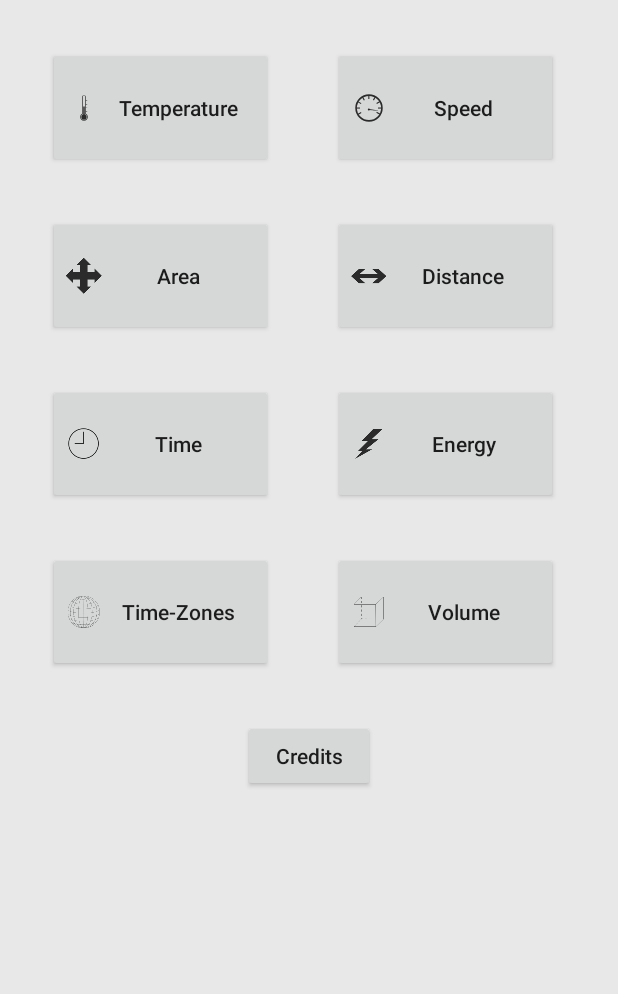
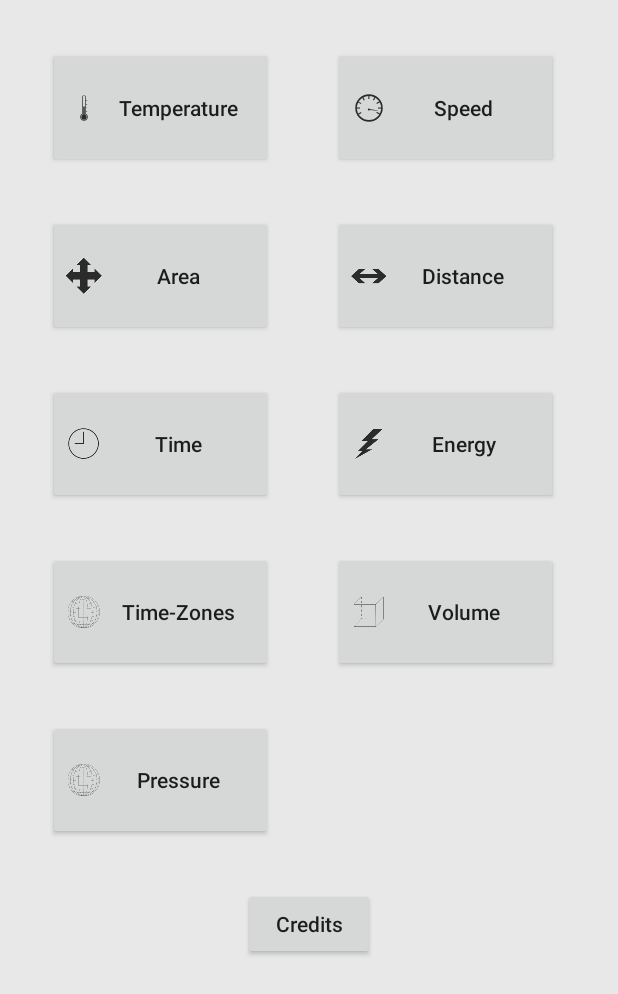
Before and after one commit to The-Converter/The-Converter, an Android app: the screen it shows after launch (MainActivity), on a phone screen of 412 x 824 dp. Shown: the top 994 px of the screen. Run offline under Robolectric (Android 15) with nearby library versions, the phone set to English and light mode, and no system bars.

Commit message:
Added Pressure-Converting

```diff
--- a/app/src/main/java/com/example/theconverter/FirstFragment.kt
+++ b/app/src/main/java/com/example/theconverter/FirstFragment.kt
@@ -33,6 +33,7 @@ class FirstFragment : Fragment() {
         fragmentUtility.setReturnButton(FirstFragmentDirections.actionFirstFragmentToEnergyFragment(), R.id.button_energy)
         fragmentUtility.setReturnButton(FirstFragmentDirections.actionFirstFragmentToTimeZoneFragment(), R.id.button_time_zones)
         fragmentUtility.setReturnButton(FirstFragmentDirections.actionFirstFragmentToVolumeFragment(), R.id.button_volume)
+        fragmentUtility.setReturnButton(FirstFragmentDirections.actionFirstFragmentToPressureFragment(), R.id.button_pressure)
         fragmentUtility.setReturnButton(FirstFragmentDirections.actionFirstFragmentToCreditFragment(), R.id.button_credits)
     }
 }
--- a/app/src/main/res/layout/fragment_first.xml
+++ b/app/src/main/res/layout/fragment_first.xml
@@ -7,6 +7,8 @@
     android:layout_height="match_parent"
     android:background="@color/titleScreenBackground"
     tools:context=".FirstFragment">
+
+
 
         <Button
             android:id="@+id/button_temperature"
@@ -130,7 +132,21 @@
             android:textAllCaps="false"
             app:layout_constraintEnd_toEndOf="parent"
             app:layout_constraintStart_toEndOf="@+id/button_time_zones"
-        app:layout_constraintTop_toBottomOf="@+id/button_energy"/>
+            app:layout_constraintTop_toBottomOf="@+id/button_energy" />
+
+        <Button
+            android:id="@+id/button_pressure"
+            android:layout_width="150dp"
+            android:layout_height="80dp"
+            android:layout_marginStart="32dp"
+            android:layout_marginLeft="32dp"
+            android:layout_marginTop="32dp"
+            android:drawableStart="@drawable/ic_button_time_zones"
+            android:drawableLeft="@drawable/ic_button_time_zones"
+            android:text="@string/pressure_button_text"
+            android:textAllCaps="false"
+            app:layout_constraintStart_toStartOf="parent"
+            app:layout_constraintTop_toBottomOf="@+id/button_time_zones" />
 
         <Button
             android:id="@+id/button_credits"
@@ -141,6 +157,6 @@
             android:textAllCaps="false"
             app:layout_constraintEnd_toEndOf="parent"
             app:layout_constraintStart_toStartOf="parent"
-        app:layout_constraintTop_toBottomOf="@+id/button_volume" />
+            app:layout_constraintTop_toBottomOf="@+id/button_pressure" />
 
 </androidx.constraintlayout.widget.ConstraintLayout>
--- a/app/src/main/res/navigation/nav_graph.xml
+++ b/app/src/main/res/navigation/nav_graph.xml
@@ -45,6 +45,10 @@
         <action
             android:id="@+id/action_FirstFragment_to_creditFragment"
             app:destination="@id/creditFragment"
+            app:exitAnim="@anim/nav_default_exit_anim" />
+        <action
+            android:id="@+id/action_FirstFragment_to_pressureFragment"
+            app:destination="@id/pressureFragment"
             app:exitAnim="@anim/nav_default_exit_anim" />
     </fragment>
 
@@ -146,4 +150,14 @@
             app:destination="@id/FirstFragment"
             app:enterAnim="@anim/nav_default_enter_anim" />
     </fragment>
+    <fragment
+        android:id="@+id/pressureFragment"
+        android:name="com.example.theconverter.PressureFragment"
+        android:label="fragment_pressure"
+        tools:layout="@layout/fragment_pressure" >
+        <action
+            android:id="@+id/action_pressureFragment_to_FirstFragment"
+            app:destination="@id/FirstFragment"
+            app:enterAnim="@anim/nav_default_enter_anim"/>
+    </fragment>
 </navigation>
```
Also changed, not shown: app/src/main/java/com/example/theconverter/PressureFragment.kt (added, +42 -0 lines), app/src/main/res/layout/fragment_pressure.xml (added, +182 -0 lines), app/src/main/res/values/factors.xml (+13 -0 lines), app/src/main/res/values/strings.xml (+15 -0 lines). Lines whose indentation alone changed are shown as unchanged.
